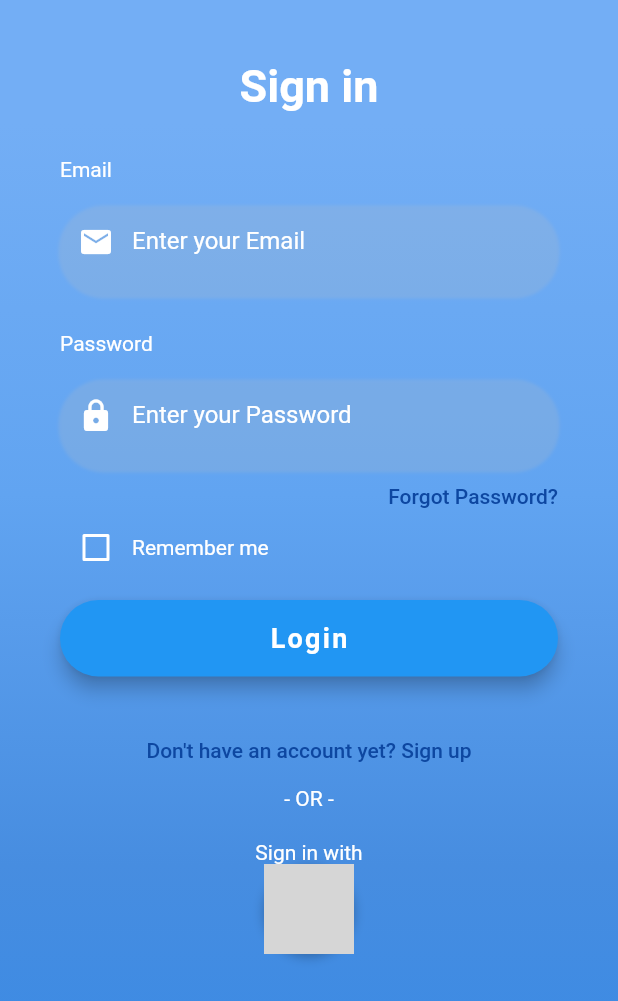
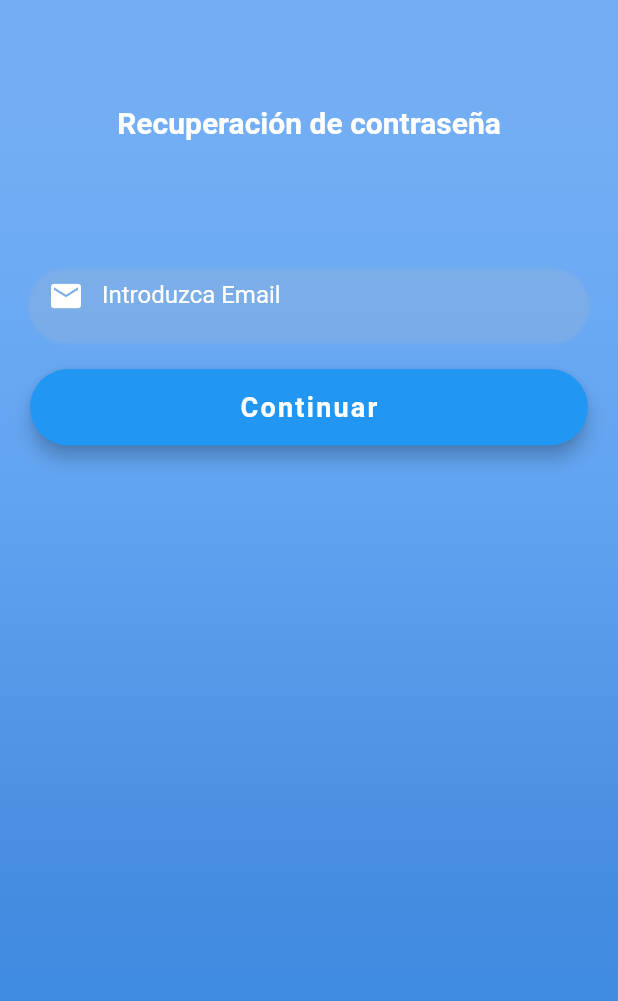
Before and after one commit to Cmalaguita/ProyectoIntegradoFlutter, a Flutter app: the screen it shows after launch, after a tap on "Forgot Password?", on a phone screen of 412 x 824 dp. Shown: the top 1001 px of the screen. Run offline on Flutter 3.47's test engine with Material 2 defaults, Android fonts, the phone set to English and light mode, and no system bars; our stand-ins replace email_validator, flutter_dotenv, flutter_secure_storage, material_floating_search_bar; Roboto replaces fonts that are missing (Opensans); grey boxes are pictures that could not be loaded.

Commit message:
Implementacion de recuperacion de contraseña y verificacion de email
Ahora el usuario puede recuperar su contraseña si la ha olvidado a través de una serie de pasos, el alumno recibirá un email con un código para introducir en la aplicación para recuperar la contraseña. La primera vez  que el usuario intenta a acceder a la aplicación debe verificar su email introduciendo un código que previamente habrá recibido vía email.

```diff
--- /dev/null
+++ b/ejerciciocomponentes/lib/auth_http_client/auth_http_client.dart
@@ -0,0 +1,16 @@
+import 'package:ejerciciocomponentes/src/services/storage_service.dart';
+import 'package:http/http.dart' as http;
+
+class AuthHttpClient extends http.BaseClient {
+  final StorageService storageService = StorageService();
+
+  @override
+  Future<http.StreamedResponse> send(http.BaseRequest request) async {
+    final token = 'Bearer ' + await storageService.read('authorization');
+    if (token.isNotEmpty) {
+      request.headers.putIfAbsent('authorization', () => token);
+    }
+
+    return request.send();
+  }
+}
--- a/ejerciciocomponentes/lib/main.dart
+++ b/ejerciciocomponentes/lib/main.dart
@@ -1,4 +1,8 @@
+import 'package:ejerciciocomponentes/src/pages/email_verification.dart';
 import 'package:ejerciciocomponentes/src/pages/login_page.dart';
+import 'package:ejerciciocomponentes/src/pages/pass_recovery.dart';
+import 'package:ejerciciocomponentes/src/pages/pass_recovery2.dart';
+import 'package:ejerciciocomponentes/src/pages/pass_recovery_3.dart';
 import 'package:ejerciciocomponentes/src/pages/signup_page.dart';
 import 'package:flutter/material.dart';
 import 'package:flutter_dotenv/flutter_dotenv.dart';
@@ -44,6 +48,11 @@ Map<String, WidgetBuilder> _crearRutas(context) {
       '/': (context) => MyHomePage(),
       AlertPage.pageName: (context) => AlertPage(),
       'card': (context) => OffersPage(),
-      'avatar': (context) => AvatarPage()
+      'avatar': (context) => AvatarPage(),
+      'passreco': (context) => PassRecoveryPage(),
+      'passreco2': (context) => PassRecoveryPage2(),
+      'passreco3': (context) => PassRecoveryPage3(),
+      'emailVerify': (context) => EmailVerificationPage()
+
     };
   }
--- a/ejerciciocomponentes/lib/src/models/alumno.dart
+++ b/ejerciciocomponentes/lib/src/models/alumno.dart
@@ -20,8 +20,9 @@ class Alumno {
         this.fechaDeNacimiento,
         this.localidad,
         this.idProvincia,
-        this.notaMedia,{
-
+        this.notaMedia,
+        this.emailVerificado,
+        {
         this.provincia,
         this.ciclo,
         }
@@ -39,7 +40,7 @@ class Alumno {
     int idProvincia;
     Provincia? provincia;
     int notaMedia;
-
+    bool emailVerificado;
     factory Alumno.fromJson(Map<String, dynamic> json) => Alumno(
         json["id"],
         json["email"],
@@ -51,6 +52,7 @@ class Alumno {
         json["localidad"],
         json["idProvincia"],
         json["notaMedia"],
+        json["emailVerificado"],
         ciclo: Ciclo.fromJson(json["ciclo"]),
         provincia:Provincia.fromJson(json["provincia"]),
     );
@@ -68,5 +70,6 @@ class Alumno {
         "idProvincia": idProvincia,
         "provincia": provincia!.toJson(),
         "notaMedia": notaMedia,
+        "emailVerificado":emailVerificado,
     };
 }
--- /dev/null
+++ b/ejerciciocomponentes/lib/src/pages/pass_recovery.dart
@@ -0,0 +1,123 @@
+import 'package:ejerciciocomponentes/src/services/alumno_service.dart';
+import 'package:email_validator/email_validator.dart';
+import 'package:flutter/material.dart';
+
+class PassRecoveryPage extends StatefulWidget {
+  @override
+  _PassRecoveryPageState createState() => _PassRecoveryPageState();
+}
+
+class _PassRecoveryPageState extends State<PassRecoveryPage> {
+  final ButtonStyle _eBtnStyle = ElevatedButton.styleFrom(
+    padding: const EdgeInsets.all(15.0),
+    shape: RoundedRectangleBorder(borderRadius: BorderRadius.circular(30.0)),
+    elevation: 5.0,
+    textStyle: const TextStyle(fontSize: 20, color: Colors.white),
+  );
+  var _emailController = TextEditingController();
+  var _passController = TextEditingController();
+  @override
+  Widget build(BuildContext context) {
+    return Scaffold(
+        body: GestureDetector(
+      onTap: () => FocusScope.of(context).unfocus(),
+      child: Container(
+        decoration: const BoxDecoration(
+            gradient: LinearGradient(
+          begin: Alignment.topCenter,
+          end: Alignment.bottomCenter,
+          colors: [
+            Color(0xFF73AEF5),
+            Color(0xFF61A4F1),
+            Color(0xFF478DE0),
+            Color(0xFF398AE5),
+          ],
+          stops: [0.1, 0.4, 0.7, 0.9],
+        )),
+        child: Column(
+          children: <Widget>[
+            SizedBox(
+              height: 70,
+            ),
+            const Text(
+              'Recuperación de contraseña',
+              style: TextStyle(
+                  color: Colors.white,
+                  fontWeight: FontWeight.bold,
+                  fontSize: 20),
+            ),
+            const SizedBox(
+              height: 80,
+            ),
+            Container(
+              margin: const EdgeInsets.only(left: 20, right: 20),
+              decoration: BoxDecoration(
+                  borderRadius: BorderRadius.circular(30.0),
+                  boxShadow: [
+                    BoxShadow(
+                      color: Colors.grey.shade400.withOpacity(0.2),
+                      spreadRadius: 1,
+                      blurRadius: 1,
+                      offset: const Offset(0, 7),
+                    )
+                  ]),
+              child: TextFormField(
+                enabled: true,
+                validator: (value) {
+                  if (_emailController.value.text.isEmpty) {
+                    return "Campo obligatorio";
+                  }
+                  if (!EmailValidator.validate(_emailController.value.text)) {
+                    return "Formato de email incorrecto";
+                  }
+                },
+                controller: _emailController,
+                keyboardType: TextInputType.emailAddress,
+                style: const TextStyle(
+                    color: Colors.white, fontFamily: 'Opensans'),
+                decoration: const InputDecoration(
+                  border: InputBorder.none,
+                  contentPadding: EdgeInsets.only(top: 14.0),
+                  prefixIcon: Icon(
+                    Icons.email,
+                    color: Colors.white,
+                  ),
+                  hintText: 'Introduzca Email',
+                  hintStyle:
+                      TextStyle(color: Colors.white, fontFamily: 'Opensans'),
+                ),
+              ),
+            ),
+            Container(
+               margin: const EdgeInsets.only(left: 20, right: 20),
+              padding: const EdgeInsets.symmetric(vertical: 25.0),
+              width: double.infinity,
+              child: ElevatedButton(
+                  child: const Text(
+                    'Continuar',
+                    style: TextStyle(
+                        color: Colors.white,
+                        letterSpacing: 1.5,
+                        fontSize: 18,
+                        fontWeight: FontWeight.bold,
+                        fontFamily: 'Opensans'),
+                  ),
+                  style: _eBtnStyle,
+                  onPressed: () {
+                    if (_emailController.value.text.isNotEmpty &&
+                        EmailValidator.validate(
+                            _emailController.value.text.toString())) {
+                                AlumnoService().generarCodigo(_emailController.value.text);
+                              Navigator.pushNamed(context, 'passreco2', arguments:_emailController.value.text.toString());
+                    } else if (_emailController.value.text.isEmpty) {
+                      ScaffoldMessenger.of(context).showSnackBar(
+                          SnackBar(content: Text("Introduce el email.")));
+                    }
+                  }),
+            ),
+          ],
+        ),
+      ),
+    ));
+  }
+}
--- a/ejerciciocomponentes/pubspec.yaml
+++ b/ejerciciocomponentes/pubspec.yaml
@@ -40,6 +40,7 @@ dependencies:
   material_floating_search_bar: ^0.3.6
   badges: ^2.0.2
   anim_search_bar: ^2.0.2
+  flutter_secure_storage: ^5.0.2
 carousel_slider: ^4.0.0
 dev_dependencies:
   flutter_test:
```
Also changed, not shown: ejerciciocomponentes/lib/src/pages/email_verification.dart (added, +126 -0 lines), ejerciciocomponentes/lib/src/pages/login_page.dart (+12 -7 lines), ejerciciocomponentes/lib/src/pages/pass_recovery2.dart (added, +120 -0 lines), ejerciciocomponentes/lib/src/pages/pass_recovery_3.dart (added, +178 -0 lines), ejerciciocomponentes/lib/src/services/alumno_service.dart (+36 -2 lines), ejerciciocomponentes/lib/src/services/inscripcion_service.dart (+5 -5 lines), ejerciciocomponentes/lib/src/services/posicion_service.dart (+4 -3 lines), ejerciciocomponentes/lib/src/services/storage_service.dart (added, +15 -0 lines), ejerciciocomponentes/pubspec.lock, 3 other files.
